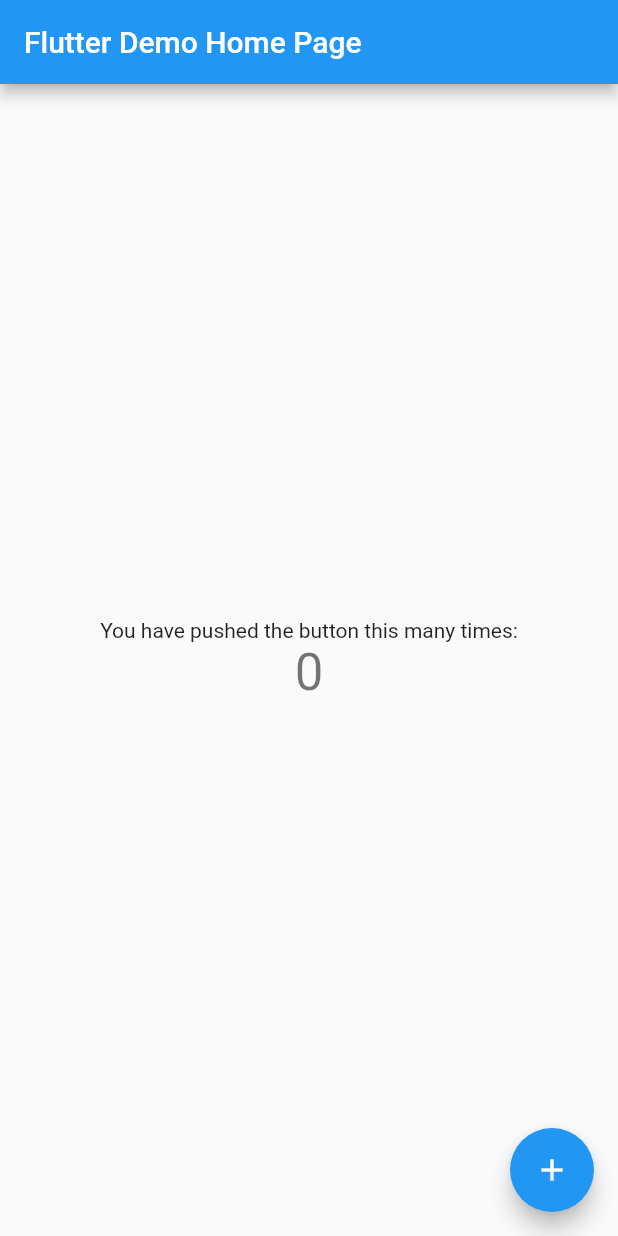
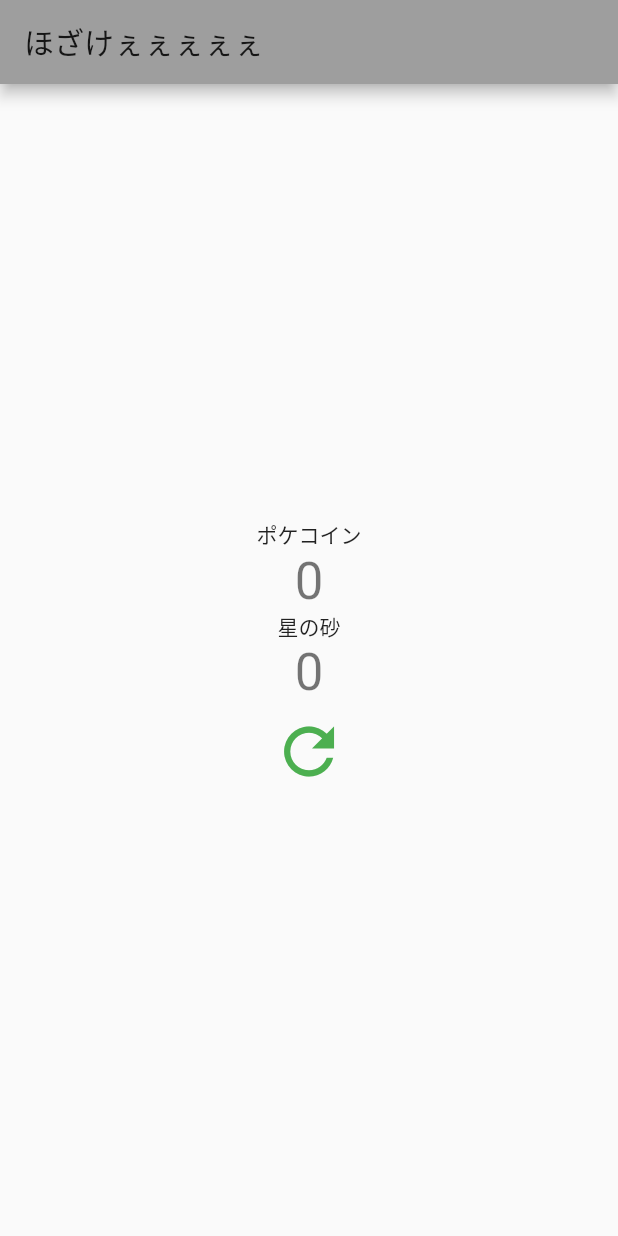
Before and after one commit to 8x9students/pokeapp, a Flutter app: the screen it shows after launch, on a phone screen of 412 x 824 dp. Run offline on Flutter 3.47's test engine with Material 2 defaults, Android fonts, the phone set to English and light mode, and no system bars.

Commit message:
なんかいじった

```diff
--- a/lib/main.dart
+++ b/lib/main.dart
@@ -17,9 +17,9 @@ class MyApp extends StatelessWidget {
         // "hot reload" (press "r" in the console where you ran "flutter run",
         // or press Run > Flutter Hot Reload in IntelliJ). Notice that the
         // counter didn't reset back to zero; the application is not restarted.
-        primarySwatch: Colors.blue,
+        primarySwatch: Colors.grey,
       ),
-      home: new MyHomePage(title: 'Flutter Demo Home Page'),
+      home: new MyHomePage(title: 'ほざけぇぇぇぇぇ'),
     );
   }
 }
@@ -52,7 +52,7 @@ class _MyHomePageState extends State<MyHomePage> {
       // so that the display can reflect the updated values. If we changed
       // _counter without calling setState(), then the build method would not be
       // called again, and so nothing would appear to happen.
-      _counter++;
+      _counter--;
     });
   }
 
@@ -90,20 +90,34 @@ class _MyHomePageState extends State<MyHomePage> {
           mainAxisAlignment: MainAxisAlignment.center,
           children: <Widget>[
             new Text(
-              'You have pushed the button this many times:',
+              'ポケコイン',
             ),
             new Text(
               '$_counter',
-              style: Theme.of(context).textTheme.display1,
+              style: Theme
+                  .of(context)
+                  .textTheme
+                  .display1,
             ),
+            new Text(
+                '星の砂'
+            ),
+            new Text(
+              '$_counter',
+              style: Theme
+                  .of(context)
+                  .textTheme
+                  .display1,
+            ),
+            new IconButton(
+              icon: new Icon(Icons.refresh, color: Colors.green,),
+              tooltip: 'Increase volume by 10%',
+              iconSize: 50.0,
+
+            )
           ],
         ),
       ),
-      floatingActionButton: new FloatingActionButton(
-        onPressed: _incrementCounter,
-        tooltip: 'Increment',
-        child: new Icon(Icons.add),
-      ), // This trailing comma makes auto-formatting nicer for build methods.
     );
   }
 }
```
Also changed, not shown: 1 other file.
